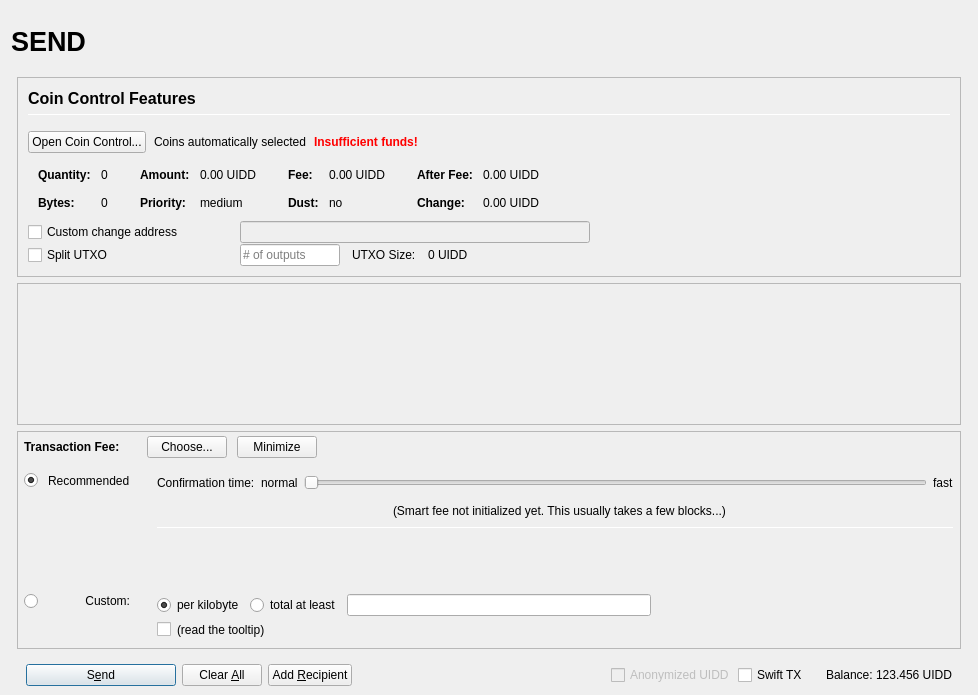
The window that src/qt/forms/sendcoinsdialog.ui (yousufpandith/UIDD) describes before a commit, drawn with Qt 5.
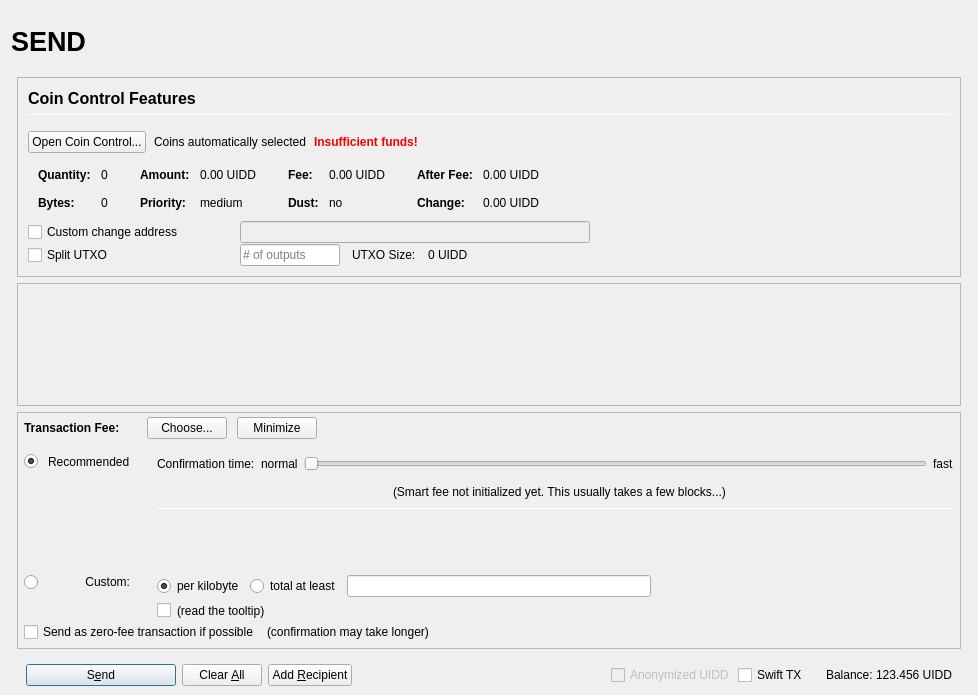
The same window after the commit. Icons and pictures are not drawn. Custom widgets are drawn as their Qt base class.

Patch:
```diff
--- a/src/qt/forms/sendcoinsdialog.ui
+++ b/src/qt/forms/sendcoinsdialog.ui
@@ -1524,6 +1524,23 @@
                   <property name="bottomMargin">
                    <number>4</number>
                   </property>
+                  <item>
+                   <widget class="QCheckBox" name="checkBoxFreeTx">
+                    <property name="text">
+                     <string>Send as zero-fee transaction if possible</string>
+                    </property>
+                   </widget>
+                  </item>
+                  <item>
+                   <widget class="QLabel" name="labelFreeTx">
+                    <property name="text">
+                     <string>(confirmation may take longer)</string>
+                    </property>
+                    <property name="margin">
+                     <number>5</number>
+                    </property>
+                   </widget>
+                  </item>
                   <item>
                    <spacer name="horizontalSpacerFee5">
                     <property name="orientation">
```
